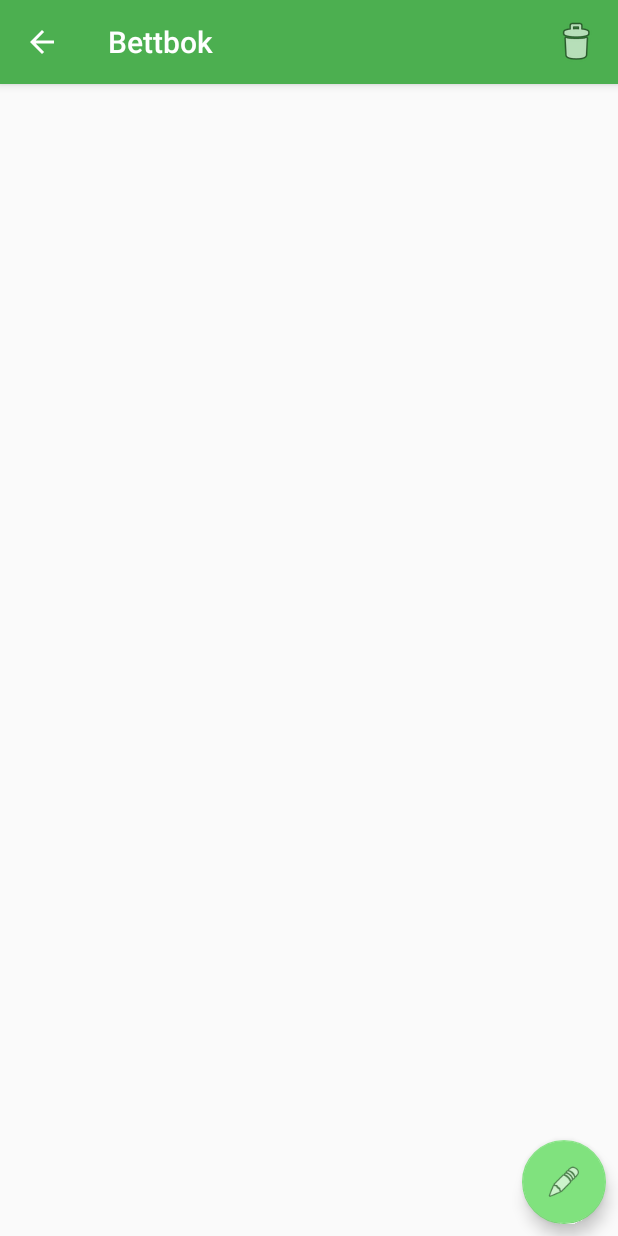
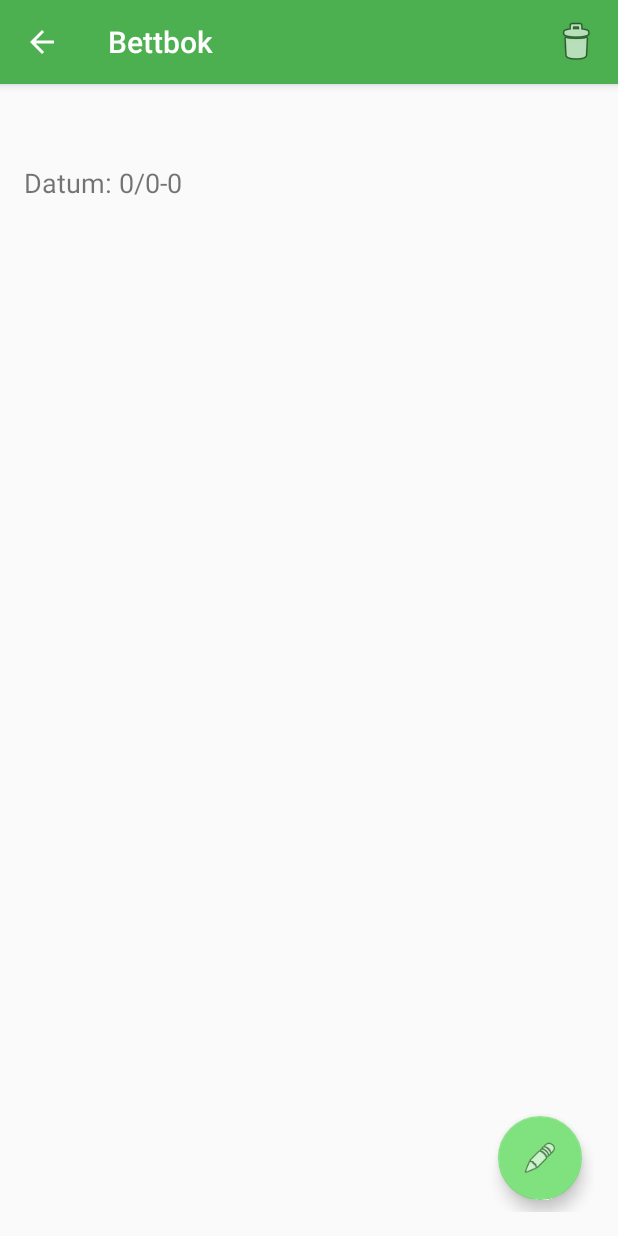
Before and after one commit to GeneralMustard/Bettbok, an Android app: the BiteFragment screen opened directly, with no data from a screen before it, on a phone screen of 412 x 824 dp. Run offline under Robolectric (Android 15) with nearby library versions, the phone set to English and light mode, and no system bars; 8 statements that could not run were skipped.

```diff
--- a/app/src/main/res/layout/fragment_bite.xml
+++ b/app/src/main/res/layout/fragment_bite.xml
@@ -1,17 +1,23 @@
 <?xml version="1.0" encoding="utf-8"?>
 <RelativeLayout xmlns:android="http://schemas.android.com/apk/res/android"
     android:layout_width="match_parent"
-    android:layout_height="match_parent">
+    android:layout_height="match_parent"
+    android:layout_margin="16dp">
 
     <TextView
         android:id="@+id/placement_text_view"
         android:layout_width="match_parent"
-        android:layout_height="wrap_content"/>
+        android:layout_height="wrap_content"
+        android:paddingBottom="8dp"
+        android:textColor="#000000"
+        android:textSize="22sp"
+        android:textStyle="bold" />
 
     <TextView
         android:id="@+id/date_text_view"
         android:layout_width="match_parent"
         android:layout_height="wrap_content"
+        android:textSize="18sp"
         android:layout_below="@+id/placement_text_view"/>
 
     <com.google.android.material.floatingactionbutton.FloatingActionButton
--- a/app/src/main/res/layout/list_item_bite.xml
+++ b/app/src/main/res/layout/list_item_bite.xml
@@ -17,4 +17,5 @@
         android:id="@+id/bite_date_text_view"
         android:layout_width="match_parent"
         android:layout_height="wrap_content" />
+
 </LinearLayout>
--- a/app/src/main/res/values/strings.xml
+++ b/app/src/main/res/values/strings.xml
@@ -7,4 +7,6 @@
     <string name="edit_bite">Ändra</string>
     <string name="delete_bite">Ta bort</string>
     <string name="save_bite">Spara</string>
+
+    <string name="show_date">Datum: %1$d/%2$d-%3$d</string>
 </resources>
```
Also changed, not shown: app/src/main/java/se/umu/saha5924/bettbok/BiteEditActivity.java (+10 -2 lines), app/src/main/java/se/umu/saha5924/bettbok/BiteEditFragment.java (+18 -6 lines), app/src/main/java/se/umu/saha5924/bettbok/BiteFragment.java (+10 -6 lines), app/src/main/java/se/umu/saha5924/bettbok/BiteLab.java (+12 -0 lines), app/src/main/java/se/umu/saha5924/bettbok/BiteListFragment.java (+9 -7 lines), app/src/main/res/layout/fragment_bett_list.xml (+4 -4 lines), app/src/main/res/layout/fragment_edit_bite.xml (+4 -3 lines).
